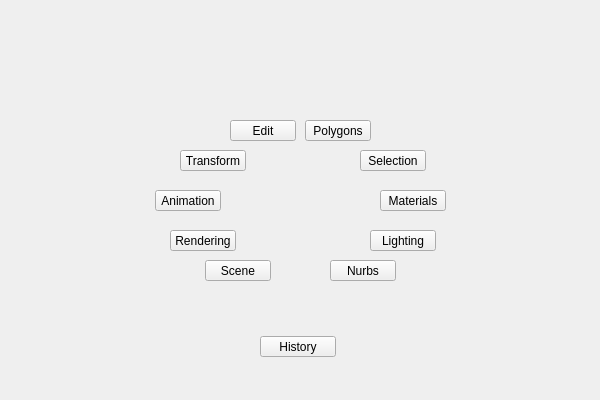
Before: the Qt Designer form uitk/ui/1/main.ui in m3trik/tentacle, drawn with Qt 5.
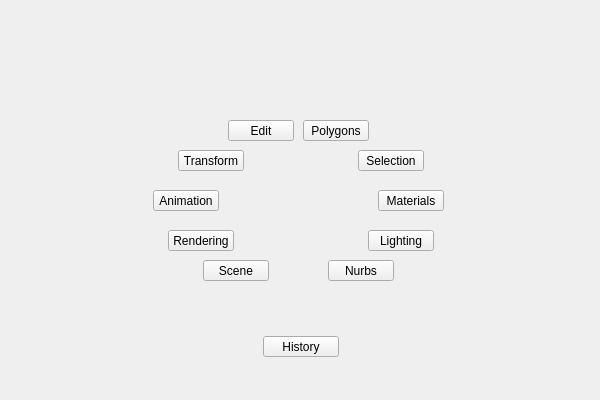
After: the same form once the commit is applied.

Diff of the .ui file:
```diff
--- a/uitk/ui/1/main.ui
+++ b/uitk/ui/1/main.ui
@@ -67,7 +67,7 @@
         <widget class="QWidget" name="main" native="true">
          <property name="minimumSize">
           <size>
-           <width>300</width>
+           <width>325</width>
            <height>200</height>
           </size>
          </property>
@@ -80,7 +80,7 @@
          <widget class="QPushButton" name="i010">
           <property name="geometry">
            <rect>
-            <x>155</x>
+            <x>165</x>
             <y>20</y>
             <width>66</width>
             <height>21</height>
@@ -108,7 +108,7 @@
          <widget class="QPushButton" name="i012">
           <property name="geometry">
            <rect>
-            <x>230</x>
+            <x>240</x>
             <y>90</y>
             <width>66</width>
             <height>21</height>
@@ -136,7 +136,7 @@
          <widget class="QPushButton" name="i013">
           <property name="geometry">
            <rect>
-            <x>5</x>
+            <x>15</x>
             <y>90</y>
             <width>66</width>
             <height>21</height>
@@ -164,7 +164,7 @@
          <widget class="QPushButton" name="i009">
           <property name="geometry">
            <rect>
-            <x>210</x>
+            <x>220</x>
             <y>50</y>
             <width>66</width>
             <height>21</height>
@@ -192,7 +192,7 @@
          <widget class="QPushButton" name="i008">
           <property name="geometry">
            <rect>
-            <x>30</x>
+            <x>40</x>
             <y>50</y>
             <width>66</width>
             <height>21</height>
@@ -220,7 +220,7 @@
          <widget class="QPushButton" name="i007">
           <property name="geometry">
            <rect>
-            <x>80</x>
+            <x>90</x>
             <y>20</y>
             <width>66</width>
             <height>21</height>
@@ -248,7 +248,7 @@
          <widget class="QPushButton" name="i011">
           <property name="geometry">
            <rect>
-            <x>180</x>
+            <x>190</x>
             <y>160</y>
             <width>66</width>
             <height>21</height>
@@ -276,7 +276,7 @@
          <widget class="QPushButton" name="i014">
           <property name="geometry">
            <rect>
-            <x>220</x>
+            <x>230</x>
             <y>130</y>
             <width>66</width>
             <height>21</height>
@@ -304,7 +304,7 @@
          <widget class="QPushButton" name="i015">
           <property name="geometry">
            <rect>
-            <x>20</x>
+            <x>30</x>
             <y>130</y>
             <width>66</width>
             <height>21</height>
@@ -332,7 +332,7 @@
          <widget class="QPushButton" name="i003">
           <property name="geometry">
            <rect>
-            <x>55</x>
+            <x>65</x>
             <y>160</y>
             <width>66</width>
             <height>21</height>
@@ -367,7 +367,7 @@
          <widget class="QPushButton" name="i000">
           <property name="geometry">
            <rect>
-            <x>110</x>
+            <x>125</x>
             <y>30</y>
             <width>76</width>
             <height>21</height>
```
